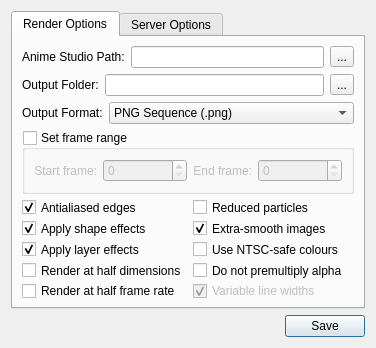
First picture: the form in dialogues/preferences.ui, repository BattyBovine/AnimeRenderfarm, before the edit.
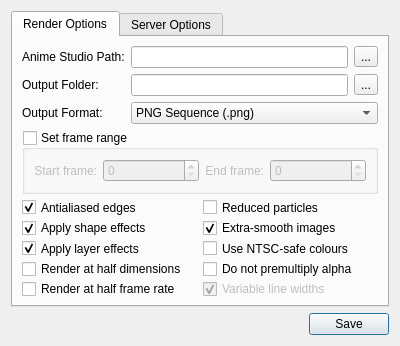
Second picture: the form after the edit.

Commit message: Cleaned up UI layout of Preferences menu

What changed in the file:
```diff
--- a/dialogues/preferences.ui
+++ b/dialogues/preferences.ui
@@ -9,8 +9,8 @@
    <rect>
     <x>0</x>
     <y>0</y>
-    <width>376</width>
-    <height>348</height>
+    <width>400</width>
+    <height>346</height>
    </rect>
   </property>
   <property name="sizePolicy">
@@ -21,20 +21,20 @@
   </property>
   <property name="minimumSize">
    <size>
-    <width>376</width>
-    <height>348</height>
+    <width>400</width>
+    <height>346</height>
    </size>
   </property>
   <property name="maximumSize">
    <size>
-    <width>376</width>
-    <height>348</height>
+    <width>400</width>
+    <height>346</height>
    </size>
   </property>
   <property name="windowTitle">
    <string>Render Options</string>
   </property>
-  <layout class="QVBoxLayout" name="verticalLayout">
+  <layout class="QVBoxLayout" name="verticalLayout_2">
    <item>
     <widget class="QTabWidget" name="tabPreferences">
      <property name="currentIndex">
@@ -44,20 +44,20 @@
       <attribute name="title">
        <string>Render Options</string>
       </attribute>
-      <layout class="QVBoxLayout" name="verticalLayout_2">
+      <layout class="QVBoxLayout" name="verticalLayout">
        <item>
-        <layout class="QHBoxLayout" name="horizontalLayout">
-         <item>
+        <layout class="QGridLayout" name="gridLayout_3">
+         <item row="0" column="0">
           <widget class="QLabel" name="labelAnimeStudioPath">
            <property name="text">
             <string>Anime Studio Path:</string>
            </property>
           </widget>
          </item>
-         <item>
+         <item row="0" column="1">
           <widget class="QLineEdit" name="editAnimeStudioPath"/>
          </item>
-         <item>
+         <item row="0" column="2">
           <widget class="QToolButton" name="buttonAnimeStudioPath">
            <property name="sizePolicy">
             <sizepolicy hsizetype="Fixed" vsizetype="Fixed">
@@ -70,11 +70,7 @@
            </property>
           </widget>
          </item>
-        </layout>
-       </item>
-       <item>
-        <layout class="QHBoxLayout" name="horizontalLayout_3">
-         <item>
+         <item row="1" column="0">
           <widget class="QLabel" name="labelOutputDirectory">
            <property name="sizePolicy">
             <sizepolicy hsizetype="Fixed" vsizetype="Preferred">
@@ -87,7 +83,7 @@
            </property>
           </widget>
          </item>
-         <item>
+         <item row="1" column="1">
           <widget class="QLineEdit" name="editOutputDirectory">
            <property name="sizePolicy">
             <sizepolicy hsizetype="Preferred" vsizetype="Fixed">
@@ -97,7 +93,7 @@
            </property>
           </widget>
          </item>
-         <item>
+         <item row="1" column="2">
           <widget class="QToolButton" name="buttonOutputDirectory">
            <property name="sizePolicy">
             <sizepolicy hsizetype="Fixed" vsizetype="Fixed">
@@ -110,11 +106,7 @@
            </property>
           </widget>
          </item>
-        </layout>
-       </item>
-       <item>
-        <layout class="QHBoxLayout" name="horizontalLayout_2">
-         <item>
+         <item row="2" column="0">
           <widget class="QLabel" name="labelOutputFormat">
            <property name="sizePolicy">
             <sizepolicy hsizetype="Fixed" vsizetype="Preferred">
@@ -127,7 +119,7 @@
            </property>
           </widget>
          </item>
-         <item>
+         <item row="2" column="1" colspan="2">
           <widget class="QComboBox" name="comboOutputFormat">
            <property name="currentIndex">
             <number>3</number>
```
The commit also changes 1 other file.
